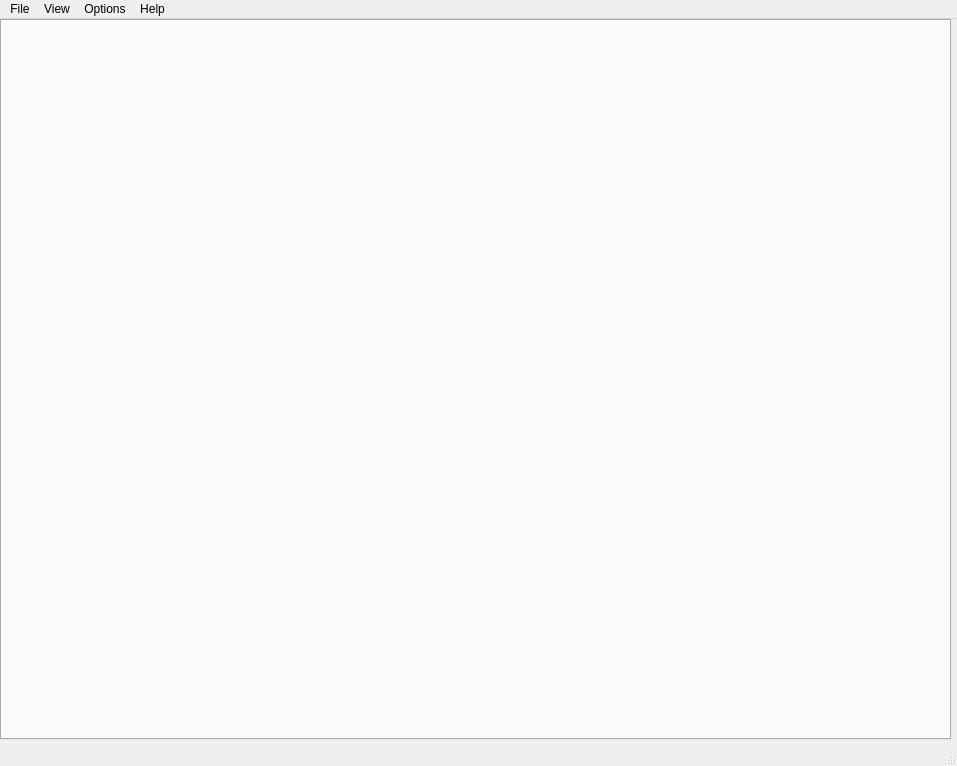
Qt form qt/win_main.ui (gem/sidd) before a commit.
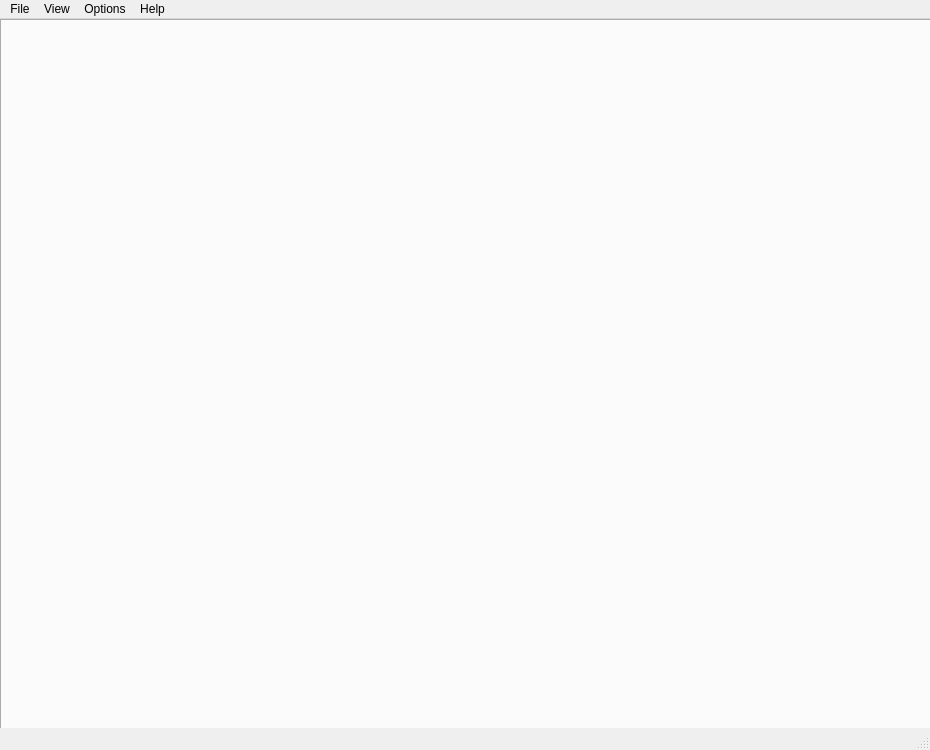
The same form after that commit. Icons and pictures are not drawn.

Commit message:
fixed issues - tentative fix for mixture of zoom and emitPoint tools (issue#8) - set minimum size for window to avoid overlapping widget (issue#2) - added tentative applicaiton icon (issue#1)
updates
- use actual step count for updating build exposure progress bar
- fixed initialization bug in DialogSearchFeature
- fixed bug causing residual attribute range in buildMS dialog

license
- updated README.txt and LICENSE.txt to reflect license change to AGPL

general
- renamed application to SIDD (spatial inventory data developer)

The edit to the form file:
```diff
--- a/qt/win_main.ui
+++ b/qt/win_main.ui
@@ -6,10 +6,16 @@
    <rect>
     <x>0</x>
     <y>0</y>
-    <width>957</width>
-    <height>766</height>
+    <width>930</width>
+    <height>750</height>
    </rect>
   </property>
+  <property name="minimumSize">
+   <size>
+    <width>930</width>
+    <height>750</height>
+   </size>
+  </property>
   <property name="windowTitle">
    <string>Spatial Inventory Tool</string>
   </property>
@@ -39,7 +45,7 @@
     <rect>
      <x>0</x>
      <y>0</y>
-     <width>957</width>
+     <width>930</width>
      <height>21</height>
     </rect>
    </property>
```
Left out of the diff: 10 changed lines with no effect on the pictures. The commit also changes 24 other files.
